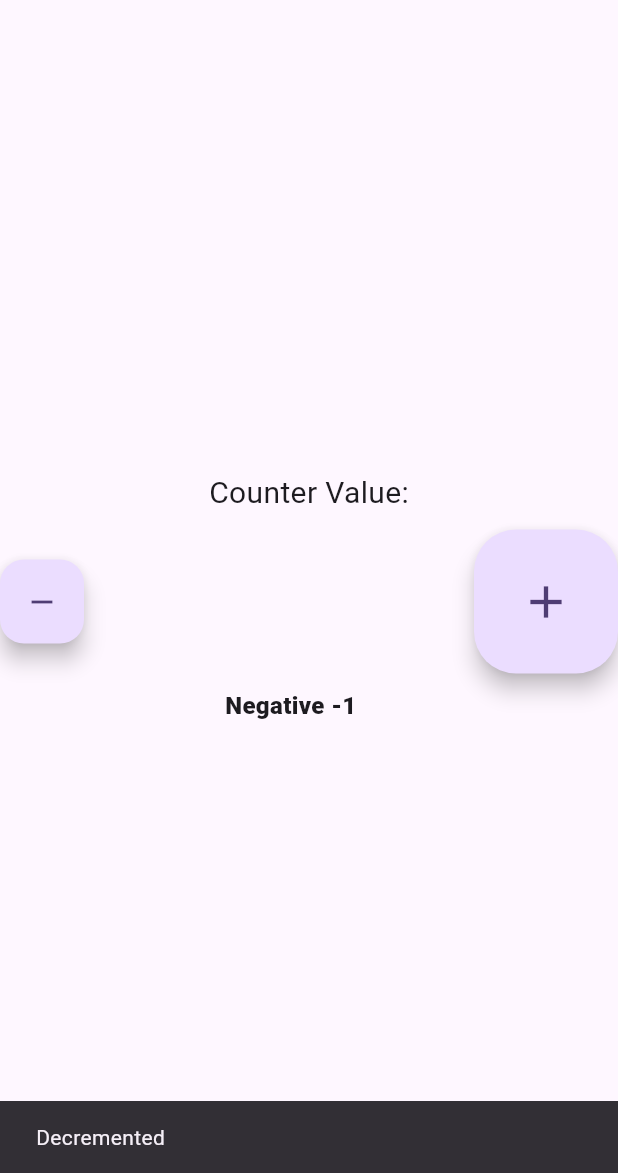
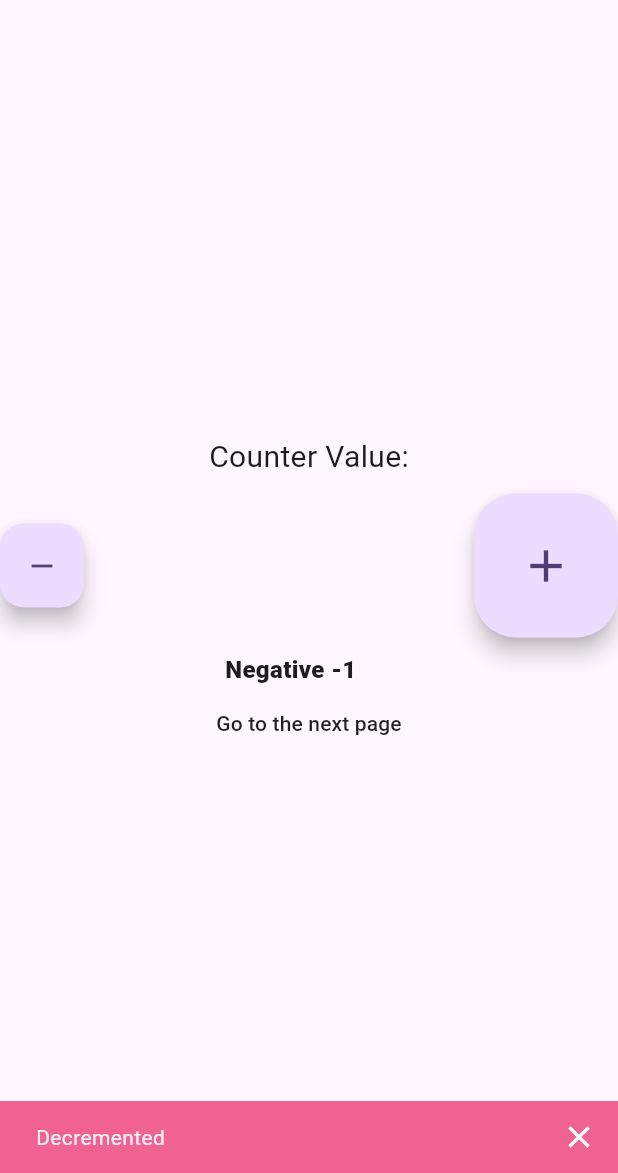
Before and after one commit to Virginia-Nyawira/state_management_tutorial, a Flutter app: the screen it shows after launch, after a tap on the "remove" icon, on a phone screen of 412 x 824 dp, the part 63-1236 px from its top. Run offline on Flutter 3.47's test engine with Material 2 defaults, Android fonts, the phone set to English and light mode, and no system bars; our stand-ins replace bloc, flutter_bloc.

Commit message:
commit 7.4

```diff
--- a/lib/Bloc/counter_state.dart
+++ b/lib/Bloc/Model/counter_state.dart
@@ -1,4 +1,4 @@
-part of 'counter_cubit.dart';
+part of '../Service/counter_cubit.dart';
 
 
  class CounterState {
--- /dev/null
+++ b/lib/Bloc/Presentation/bloc_home.dart
@@ -0,0 +1,175 @@
+import 'package:flutter/material.dart';
+import 'package:flutter_bloc/flutter_bloc.dart';
+import 'package:provider/provider.dart';
+import 'package:states/Bloc/Presentation/second_screen.dart';
+import 'dart:async';
+
+import 'package:states/Bloc/Service/counter_cubit.dart';
+
+// class CounterBloc {
+//   int _counter = 0;
+//   final _counterStreamController = StreamController<int>();
+//
+//   Stream<int> get counterStream => _counterStreamController.stream;
+//
+//   void incrementCounter() {
+//     _counter++;
+//     _counterStreamController.sink.add(_counter);
+//   }
+//
+//   void dispose() {
+//     _counterStreamController.close();
+//   }
+// }
+
+class BlockHomeView extends StatefulWidget {
+  const BlockHomeView({Key? key, required this.color}) : super(key: key);
+  final Color color;
+
+  @override
+  _BlockHomeViewState createState() => _BlockHomeViewState();
+}
+
+class _BlockHomeViewState extends State<BlockHomeView> {
+  //late CounterBloc _counterBloc;
+
+  // @override
+  // void initState() {
+  //   super.initState();
+  //   _counterBloc = Provider.of<CounterBloc>(context, listen: false);
+  // }
+
+  @override
+  Widget build(BuildContext context) {
+    return Scaffold(
+      appBar: AppBar(
+        title: const Text(
+          'Counter App',
+          style: TextStyle(
+            fontWeight: FontWeight.w700,
+            color: Colors.white,
+          ),
+        ),
+      ),
+      body: Center(
+        child: Column(
+          mainAxisAlignment: MainAxisAlignment.center,
+          children: [
+            const Text(
+              'Counter Value:',
+              style: TextStyle(fontSize: 20),
+            ),
+            const SizedBox(height: 10),
+            // StreamBuilder<int>(
+            //   stream: _counterBloc.counterStream,
+            //   initialData: 0,
+            //   builder: (context, snapshot) {
+            //     return Text(
+            //       '${snapshot.data}',
+            //       style: const TextStyle(
+            //           fontSize: 24, fontWeight: FontWeight.bold),
+            //     );
+            //   },
+            // ),
+            Center(
+              child: Row(
+                mainAxisAlignment: MainAxisAlignment.spaceBetween,
+                children: [
+
+                  FloatingActionButton(
+                    onPressed: () {
+                      BlocProvider.of<CounterCubit>(context).decrement();
+                    },
+                    tooltip: 'Decrement',
+                    //Place the bloc builder only at the point where changes are occurring
+                    child: const Icon(Icons.remove),
+                  ),
+                  FloatingActionButton.large(
+                      onPressed: () {
+                        BlocProvider.of<CounterCubit>(context).increment();
+                      },
+                      tooltip: 'Increment',
+                      child: const Icon(Icons.add)
+                  ),
+                ],
+              ),
+            ),
+            const SizedBox(height: 10,),
+            Row(
+              //mainAxisAlignment: MainAxisAlignment.spaceBetween,
+              crossAxisAlignment: CrossAxisAlignment.center,
+              children: [
+                const SizedBox(
+                  width: 150,
+                ),
+                BlocConsumer<CounterCubit, CounterState>(
+                  listener: (context, state) {
+                    // TODO: implement listener}
+                    if(state.isIncremented==true){
+                      ScaffoldMessenger.of(context).showSnackBar(
+                          SnackBar(content: const Text("Incremented"),
+                            showCloseIcon: true,
+                            closeIconColor: Colors.white,
+                            duration: const Duration(milliseconds: 1000),
+                            backgroundColor: Colors.green[300],
+                          )
+                      );
+                    } else if (state.isIncremented==false){
+                      ScaffoldMessenger.of(context).showSnackBar(
+                          SnackBar(
+                            showCloseIcon: true,
+                            closeIconColor: Colors.white,
+                            content: const Text("Decremented"),
+                            duration: const Duration(milliseconds: 1000),
+                            backgroundColor: Colors.pink[300],
+                          )
+                      );
+                    }
+                  },
+                    builder: (context, state) {
+                      if (state.initialValue < 0) {
+                        return Text("Negative ${state.initialValue}",
+                          style: const TextStyle(
+                            fontWeight: FontWeight.w900, fontSize: 16,
+                          ),);
+                      } else if (state.initialValue == 10) {
+                        return Text("Number ${state.initialValue}",
+                          style: const TextStyle(
+                            fontWeight: FontWeight.w900, fontSize: 16,
+                          ),);
+                      } else {
+                        return Text("Positive ${state.initialValue}",
+                          style: const TextStyle(
+                            fontWeight: FontWeight.w900, fontSize: 16,
+                          ),);
+                      }
+                    }
+                ),
+                // BlocBuilder<CounterCubit, CounterState>(
+                //   builder: (context, state) {
+                //     return Text(state.initialValue.toString());
+                //   },
+                // ),
+              ],
+            ),
+            MaterialButton(onPressed: (){
+              Navigator.of(context).push(MaterialPageRoute(builder: (context)=>const SecondScreen(
+                color: Colors.lime,
+              )));
+            },
+            child: const Text("Go to the next page"),
+            )
+
+          ],
+        ),
+      ),
+      //bottomNavigationBar: BottomNavigationBar(items: []),
+      // floatingActionButton: FloatingActionButton(
+      //   onPressed: () {
+      //     _counterBloc.incrementCounter();
+      //   },
+      //   child: Icon(Icons.add),
+      // ),
+    );
+  }
+}
--- a/lib/Bloc/counter_cubit.dart
+++ b/lib/Bloc/Service/counter_cubit.dart
@@ -1,7 +1,7 @@
 import 'package:bloc/bloc.dart';
 import 'package:meta/meta.dart';
 
-part 'counter_state.dart';
+part '../Model/counter_state.dart';
 
 class CounterCubit extends Cubit<CounterState> {
   CounterCubit() : super(CounterState(initialValue: 0));
--- a/lib/Bloc/bloc_home.dart
+++ /dev/null
@@ -1,155 +0,0 @@
-import 'package:flutter/material.dart';
-import 'package:flutter_bloc/flutter_bloc.dart';
-import 'package:provider/provider.dart';
-import 'dart:async';
-
-import 'package:states/Bloc/counter_cubit.dart';
-
-// class CounterBloc {
-//   int _counter = 0;
-//   final _counterStreamController = StreamController<int>();
-//
-//   Stream<int> get counterStream => _counterStreamController.stream;
-//
-//   void incrementCounter() {
-//     _counter++;
-//     _counterStreamController.sink.add(_counter);
-//   }
-//
-//   void dispose() {
-//     _counterStreamController.close();
-//   }
-// }
-
-class BlockHomeView extends StatefulWidget {
-  const BlockHomeView({Key? key}) : super(key: key);
-
-  @override
-  _BlockHomeViewState createState() => _BlockHomeViewState();
-}
-
-class _BlockHomeViewState extends State<BlockHomeView> {
-  //late CounterBloc _counterBloc;
-
-  // @override
-  // void initState() {
-  //   super.initState();
-  //   _counterBloc = Provider.of<CounterBloc>(context, listen: false);
-  // }
-
-  @override
-  Widget build(BuildContext context) {
-    return Scaffold(
-      appBar: AppBar(
-        title: const Text(
-          'Counter App',
-          style: TextStyle(
-            fontWeight: FontWeight.w700,
-            color: Colors.white,
-          ),
-        ),
-      ),
-      body: BlocListener<CounterCubit, CounterState>(
-        listener: (context, state) {
-          // TODO: implement listener}
-          if(state.isIncremented==true){
-            ScaffoldMessenger.of(context).showSnackBar(
-              const SnackBar(content: Text("Incremented"))
-            );
-          } else if (state.isIncremented==false){
-            ScaffoldMessenger.of(context).showSnackBar(
-                const SnackBar(content: Text("Decremented"))
-            );
-          }
-        },
-        child: Center(
-          child: Column(
-            mainAxisAlignment: MainAxisAlignment.center,
-            children: [
-              const Text(
-                'Counter Value:',
-                style: TextStyle(fontSize: 20),
-              ),
-              const SizedBox(height: 10),
-              // StreamBuilder<int>(
-              //   stream: _counterBloc.counterStream,
-              //   initialData: 0,
-              //   builder: (context, snapshot) {
-              //     return Text(
-              //       '${snapshot.data}',
-              //       style: const TextStyle(
-              //           fontSize: 24, fontWeight: FontWeight.bold),
-              //     );
-              //   },
-              // ),
-              Center(
-                child: Row(
-                  mainAxisAlignment: MainAxisAlignment.spaceBetween,
-                  children: [
-
-                    FloatingActionButton(
-                      onPressed: () {
-                        BlocProvider.of<CounterCubit>(context).decrement();
-                      },
-                      tooltip: 'Decrement',
-                      //Place the bloc builder only at the point where changes are occurring
-                      child: const Icon(Icons.remove),
-                    ),
-                    FloatingActionButton.large(
-                        onPressed: () {
-                          BlocProvider.of<CounterCubit>(context).increment();
-                        },
-                        tooltip: 'Increment',
-                        child: const Icon(Icons.add)
-                    ),
-                  ],
-                ),
-              ),
-              const SizedBox(height: 10,),
-              Row(
-                //mainAxisAlignment: MainAxisAlignment.spaceBetween,
-                crossAxisAlignment: CrossAxisAlignment.center,
-                children: [
-                  const SizedBox(
-                    width: 150,
-                  ),
-                  BlocBuilder<CounterCubit, CounterState>(
-                      builder: (context, state) {
-                        if (state.initialValue < 0) {
-                          return Text("Negative ${state.initialValue}",
-                            style: const TextStyle(
-                              fontWeight: FontWeight.w900, fontSize: 16,
-                            ),);
-                        } else if (state.initialValue == 10) {
-                          return Text("Number ${state.initialValue}",
-                            style: const TextStyle(
-                              fontWeight: FontWeight.w900, fontSize: 16,
-                            ),);
-                        } else {
-                          return Text("Positive ${state.initialValue}",
-                            style: const TextStyle(
-                              fontWeight: FontWeight.w900, fontSize: 16,
-                            ),);
-                        }
-                      }
-                  ),
-                  // BlocBuilder<CounterCubit, CounterState>(
-                  //   builder: (context, state) {
-                  //     return Text(state.initialValue.toString());
-                  //   },
-                  // ),
-                ],
-              )
-            ],
-          ),
-        ),
-      ),
-      // floatingActionButton: FloatingActionButton(
-      //   onPressed: () {
-      //     _counterBloc.incrementCounter();
-      //   },
-      //   child: Icon(Icons.add),
-      // ),
-    );
-  }
-}
--- a/lib/main.dart
+++ b/lib/main.dart
@@ -1,8 +1,8 @@
 import 'package:flutter/material.dart';
 import 'package:flutter_bloc/flutter_bloc.dart';
 import 'package:provider/provider.dart';
-import 'package:states/Bloc/bloc_home.dart';
-import 'package:states/Bloc/counter_cubit.dart';
+import 'package:states/Bloc/Presentation/bloc_home.dart';
+import 'package:states/Bloc/Service/counter_cubit.dart';
 import 'package:states/Provider/API_Call_using_Provider/Services/provider_service.dart';
 import 'package:states/Provider/API_Call_using_Provider/home_view.dart';
 import 'package:states/Provider/Model/items_model.dart';
@@ -68,7 +68,9 @@ class MyApp extends StatelessWidget {
           useMaterial3: true,
         ),
         //  home: const ProviderHomeView(),
-        home:  const BlockHomeView(),
+        home:  const BlockHomeView(
+          color: Colors.blueAccent,
+        ),
       ),
     );
 
--- a/pubspec.yaml
+++ b/pubspec.yaml
@@ -37,6 +37,7 @@ dependencies:
   cupertino_icons: ^1.0.2
   provider: ^6.0.5
   flutter_bloc: ^8.1.3
+  bloc_test: ^9.1.4
   http: ^1.1.0
 
 dev_dependencies:
```
Also changed, not shown: lib/Bloc/Presentation/second_screen.dart (added, +146 -0 lines), pubspec.lock, 1 other file.
